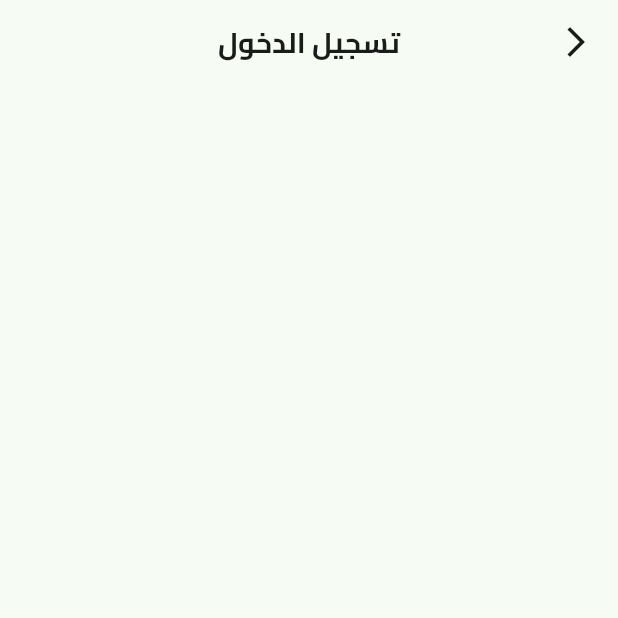
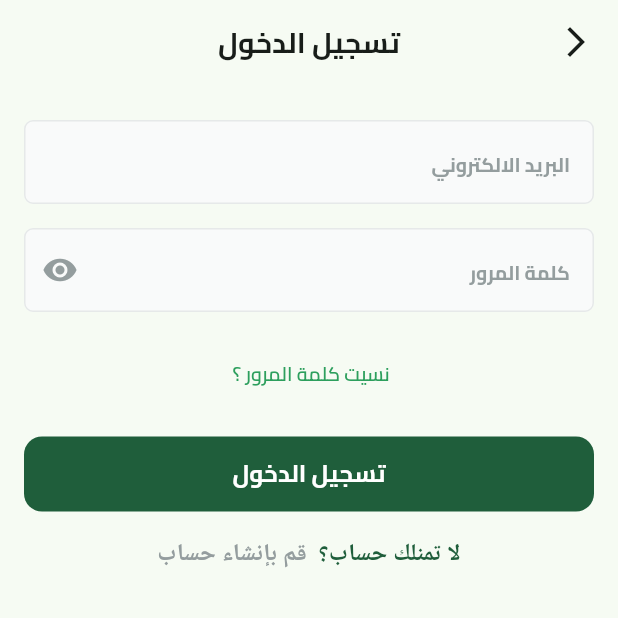
Before and after one commit to Mohamed-khaled0/Flutter-E-commerce-App, a Flutter app: the screen it shows after launch, after a tap on "تخط", on a phone screen of 412 x 824 dp, the top half of it. Run offline on Flutter 3.47's test engine with Material 3 defaults, Android fonts, the phone set to English and light mode, and no system bars; our stand-ins replace dots_indicator, flutter_svg.

```diff
--- a/lib/core/widgets/custom_button.dart
+++ b/lib/core/widgets/custom_button.dart
@@ -1,4 +1,5 @@
 import 'package:e_commerce/core/utils/app_colors.dart';
+import 'package:e_commerce/core/utils/app_text_styles.dart';
 import 'package:flutter/material.dart';
 
 class CustomButton extends StatelessWidget {
@@ -22,9 +23,7 @@ class CustomButton extends StatelessWidget {
         onPressed: onPressed,
         child: Text(
           text,
-          style: TextStyle(
-            color: Colors.white,
-          ),
+          style: TextStyles.bold16.copyWith(color: Colors.white),
         ),
       ),
     );
--- /dev/null
+++ b/lib/core/widgets/custom_text_field.dart
@@ -0,0 +1,45 @@
+import 'package:e_commerce/core/utils/app_text_styles.dart';
+import 'package:e_commerce/core/utils/constants.dart';
+import 'package:flutter/material.dart';
+
+class CustomTextFormField extends StatelessWidget {
+  const CustomTextFormField(
+      {super.key,
+      required this.hintText,
+      required this.textInputType,
+      this.suffixIcon});
+
+  final String hintText;
+
+  final TextInputType textInputType;
+  final Widget? suffixIcon;
+  @override
+  Widget build(BuildContext context) {
+    return Padding(
+      padding: const EdgeInsets.symmetric(horizontal: kHorizintalPadding),
+      child: TextFormField(
+        keyboardType: textInputType,
+        decoration: InputDecoration(
+            suffixIcon: suffixIcon,
+            suffixIconColor: Color(0xFF949D9E),
+            filled: true,
+            fillColor: Color(0xFFF9FAFA),
+            hintText: hintText,
+            hintStyle: TextStyles.bold13.copyWith(
+              color: Color(0xFF949D9E),
+            ),
+            border: buildBorder(),
+            enabledBorder: buildBorder()),
+      ),
+    );
+  }
+
+  OutlineInputBorder buildBorder() {
+    return OutlineInputBorder(
+        borderRadius: BorderRadius.circular(6),
+        borderSide: BorderSide(
+          width: 1,
+          color: Color(0xffE6E9E9),
+        ));
+  }
+}
--- a/lib/features/auth/presentation/views/login_view.dart
+++ b/lib/features/auth/presentation/views/login_view.dart
@@ -1,5 +1,6 @@
 import 'package:e_commerce/core/utils/app_text_styles.dart';
 import 'package:e_commerce/core/widgets/custom_appbar.dart';
+import 'package:e_commerce/features/auth/presentation/views/widgets/login_view_body.dart';
 import 'package:flutter/material.dart';
 
 class LoginView extends StatelessWidget {
@@ -10,6 +11,7 @@ class LoginView extends StatelessWidget {
   Widget build(BuildContext context) {
     return Scaffold(
       appBar: buildAppbar(context, title: 'تسجيل الدخول'),
+      body: LoginViewBody(),
     );
   }
 }
--- a/lib/features/auth/presentation/views/widgets/login_view_body.dart
+++ b/lib/features/auth/presentation/views/widgets/login_view_body.dart
@@ -1,3 +1,8 @@
+import 'package:e_commerce/core/utils/app_colors.dart';
+import 'package:e_commerce/core/utils/app_text_styles.dart';
+import 'package:e_commerce/core/utils/constants.dart';
+import 'package:e_commerce/core/widgets/custom_button.dart';
+import 'package:e_commerce/core/widgets/custom_text_field.dart';
 import 'package:flutter/material.dart';
 
 class LoginViewBody extends StatelessWidget {
@@ -5,10 +10,58 @@ class LoginViewBody extends StatelessWidget {
 
   @override
   Widget build(BuildContext context) {
-    return const SingleChildScrollView(
+    return SingleChildScrollView(
       child: Column(
         children: [
-
+          SizedBox(
+            height: 24,
+          ),
+          CustomTextFormField(
+            hintText: 'البريد الالكتروني',
+            textInputType: TextInputType.emailAddress,
+          ),
+          SizedBox(
+            height: 16,
+          ),
+          CustomTextFormField(
+            hintText: 'كلمة المرور ',
+            textInputType: TextInputType.visiblePassword,
+            suffixIcon: Icon(Icons.remove_red_eye),
+          ),
+          SizedBox(
+            height: 32,
+          ),
+          Text(
+            'نسيت كلمة المرور ؟ ',
+            style: TextStyles.semiBold13
+                .copyWith(color: AppColors.lightPrimaryColor),
+          ),
+          SizedBox(
+            height: 32,
+          ),
+          Padding(
+            padding: const EdgeInsets.symmetric(horizontal: kHorizintalPadding),
+            child: CustomButton(onPressed: () {}, text: 'تسجيل الدخول'),
+          ),
+          SizedBox(
+            height: 16,
+          ),
+          Text.rich(
+            TextSpan(
+              children: [
+                TextSpan(
+                  text: 'لا تمنلك حساب؟ ',
+                  style: TextStyles.semiBold16
+                      .copyWith(color: AppColors.primaryColor),
+                ),
+                TextSpan(
+                  text: ' قم بإنشاء حساب',
+                  style:
+                      TextStyles.semiBold16.copyWith(color: Color(0XFF949D9E)),
+                ),
+              ],
+            ),
+          ),
         ],
       ),
     );
```
